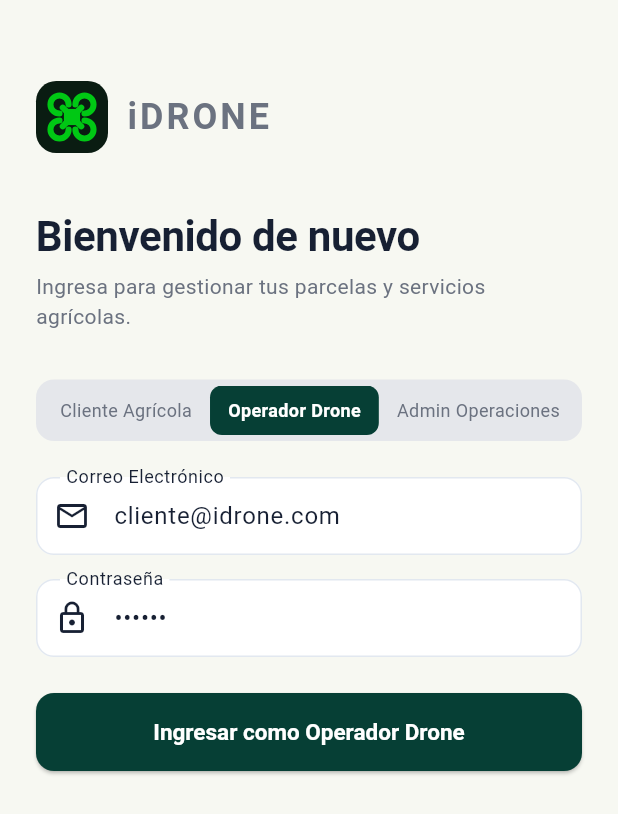
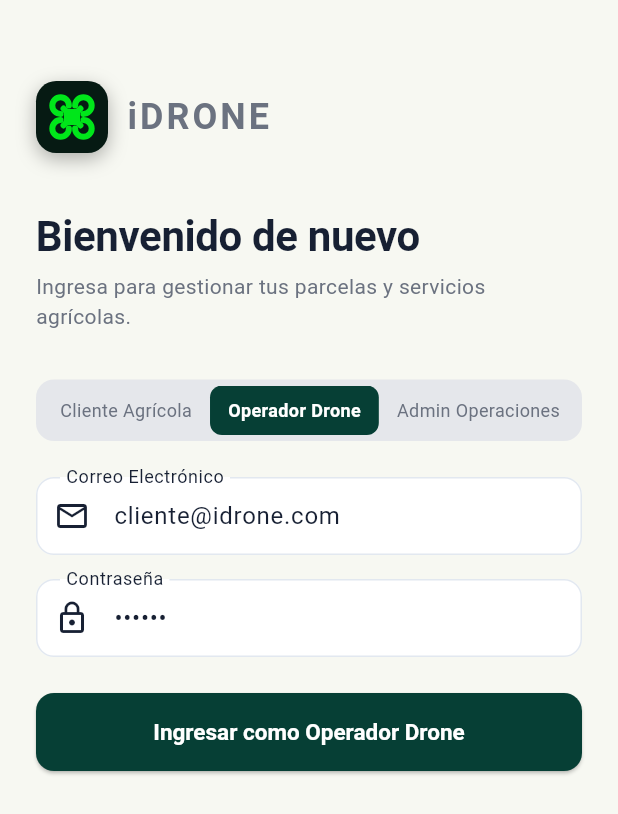
Before and after one commit to Polar000/iDrone, a Flutter app: the LoginScreen screen opened directly with empty values, after a tap on "Operador Drone", on a phone screen of 412 x 824 dp. Shown: the top 814 px of the screen. Run offline on Flutter 3.47's test engine with Material 3 defaults, Android fonts, the phone set to English and light mode, and no system bars; our stand-ins replace flutter_map, google_fonts, latlong2.

Commit message:
Update IDroneLogoWidget with dark squircle background to match splash design
Co-authored-by: Polar000 <163376514+Polar000@users.noreply.github.com>

```diff
--- a/lib/components/idrone_logo.dart
+++ b/lib/components/idrone_logo.dart
@@ -10,8 +10,8 @@ class IDroneLogoWidget extends StatelessWidget {
   const IDroneLogoWidget({
     super.key,
     this.size = 80,
-    this.greenColor = const Color(0xFF00C814),
-    this.backgroundColor = const Color(0xFF0A1C12),
+    this.greenColor = const Color(0xFF00E61A),
+    this.backgroundColor = const Color(0xFF071812),
     this.showBackground = true,
   });
 
@@ -24,9 +24,16 @@ class IDroneLogoWidget extends StatelessWidget {
           ? BoxDecoration(
               color: backgroundColor,
               borderRadius: BorderRadius.circular(size * 0.28),
+              boxShadow: [
+                BoxShadow(
+                  color: Colors.black.withValues(alpha: 0.3),
+                  blurRadius: 10,
+                  offset: const Offset(0, 4),
+                )
+              ],
             )
           : null,
-      padding: EdgeInsets.all(size * 0.15),
+      padding: EdgeInsets.all(size * 0.18),
       child: CustomPaint(
         painter: _DronePainter(color: greenColor),
       ),
@@ -44,19 +51,15 @@ class _DronePainter extends CustomPainter {
     final strokePaint = Paint()
       ..color = color
       ..style = PaintingStyle.stroke
-      ..strokeWidth = size.width * 0.12
+      ..strokeWidth = size.width * 0.13
       ..strokeCap = StrokeCap.round;
-
-    final fillPaint = Paint()
-      ..color = color
-      ..style = PaintingStyle.fill;
 
     final cx = size.width / 2;
     final cy = size.height / 2;
     final armLen = size.width * 0.26;
 
     // Center square body
-    final sqSize = size.width * 0.20;
+    final sqSize = size.width * 0.22;
     canvas.drawRect(
       Rect.fromCenter(center: Offset(cx, cy), width: sqSize, height: sqSize),
       strokePaint..style = PaintingStyle.stroke,
```
Also changed, not shown: lib/features/auth/auth_screens.dart (+22 -14 lines).
